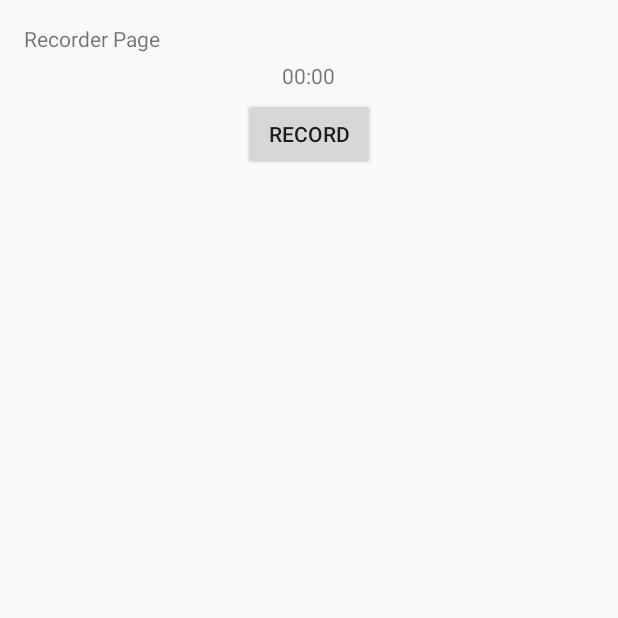
After one commit to BetterDaZhang/AndroidMediaProjects, an Android app: the AudioRecorderActivity screen opened directly, with no data from a screen before it, on a phone screen of 412 x 824 dp, the top half of it. The commit adds this screen. Run offline under Robolectric (Android 15) with nearby library versions, the phone set to English and light mode, and no system bars.

Commit message:
通过android 上层的AudioRecord录制音频文件

```diff
--- a/app_audio/src/main/AndroidManifest.xml
+++ b/app_audio/src/main/AndroidManifest.xml
@@ -3,6 +3,7 @@
     package="com.zhangjunling.appaudio">
 
     <uses-permission android:name="android.permission.READ_EXTERNAL_STORAGE" />
+    <uses-permission android:name="android.permission.RECORD_AUDIO" />
 
     <application
         android:allowBackup="true"
@@ -18,6 +19,7 @@
                 <category android:name="android.intent.category.LAUNCHER" />
             </intent-filter>
         </activity>
+        <activity android:name=".AudioRecorderActivity"/>
     </application>
 
 </manifest>
--- /dev/null
+++ b/app_audio/src/main/java/com/zhangjunling/appaudio/AudioRecorderActivity.java
@@ -0,0 +1,120 @@
+package com.zhangjunling.appaudio;
+
+import android.app.Activity;
+import android.os.Bundle;
+import android.os.Handler;
+import android.os.Message;
+import android.view.View;
+import android.view.View.OnClickListener;
+import android.widget.Button;
+import android.widget.TextView;
+import android.widget.Toast;
+
+
+import com.zhangjunling.appaudio.recorder.AudioConfigurationException;
+import com.zhangjunling.appaudio.recorder.AudioRecordRecorderService;
+import com.zhangjunling.appaudio.recorder.StartRecordingException;
+
+import java.util.Timer;
+import java.util.TimerTask;
+
+/**
+ * 点击record开始录音，点击stop停止录音
+ * 利用adb pull 导出PCM文件
+ * 		adb pull /mnt/sdcard/vocal.pcm ~/Desktop/
+ * 利用ffplay播放声音
+ * 		ffplay -f s16le  -sample_rate 44100  -channels 1 -i ~/Desktop/vocal.pcm
+ * 利用ffmpeg将PCM文件转换为WAV文件
+ * 		ffmpeg -f s16le  -sample_rate 44100  -channels 1 -i ~/Desktop/vocal.pcm -acodec pcm_s16le ~/Desktop/ssss.wav
+ */
+public class AudioRecorderActivity extends Activity {
+
+	private TextView recorder_time_tip;
+	private Button recorder_btn;
+	private static final int DISPLAY_RECORDING_TIME_FLAG = 100000;
+	private int record = R.string.record;
+	private int stop = R.string.stop;
+
+	private boolean isRecording = false;
+	private AudioRecordRecorderService recorderService;
+	private String outputPath = "/mnt/sdcard/vocal.pcm";
+	private Timer timer;
+	private int recordingTimeInSecs = 0;
+	private TimerTask displayRecordingTimeTask;
+
+	@Override
+	protected void onCreate(Bundle savedInstanceState) {
+		super.onCreate(savedInstanceState);
+		setContentView(R.layout.activity_recorder);
+		findView();
+		initView();
+		bindListener();
+	}
+
+	private void findView() {
+		recorder_time_tip = (TextView) findViewById(R.id.recorder_time_tip);
+		recorder_btn = (Button) findViewById(R.id.recorder_btn);
+	}
+
+	private void initView() {
+		String timeTip = "00:00";
+		recorder_time_tip.setText(timeTip);
+	}
+
+	private void bindListener() {
+		recorder_btn.setOnClickListener(new OnClickListener() {
+			@Override
+			public void onClick(View v) {
+				if (isRecording) {
+					isRecording = false;
+					recorder_btn.setText(getString(record));
+					recordingTimeInSecs = 0;
+					recorderService.stop();
+					mHandler.sendEmptyMessage(DISPLAY_RECORDING_TIME_FLAG);
+					displayRecordingTimeTask.cancel();
+					timer.cancel();
+				} else {
+					isRecording = true;
+					recorder_btn.setText(getString(stop));
+					//启动AudioRecorder来录音
+					recorderService = AudioRecordRecorderService.getInstance();
+					try {
+						recorderService.initMetaData();
+						recorderService.start(outputPath);
+						//启动一个定时器来监测时间
+						recordingTimeInSecs = 0;
+						timer = new Timer();
+						displayRecordingTimeTask = new TimerTask() {
+							@Override
+							public void run() {
+								mHandler.sendEmptyMessage(DISPLAY_RECORDING_TIME_FLAG);
+								recordingTimeInSecs++;
+							}
+						};
+						timer.schedule(displayRecordingTimeTask, 0, 1000);
+					} catch (AudioConfigurationException e) {
+						Toast.makeText(AudioRecorderActivity.this, e.getMessage(), Toast.LENGTH_LONG).show();;
+					} catch (StartRecordingException e) {
+						Toast.makeText(AudioRecorderActivity.this, e.getMessage(), Toast.LENGTH_LONG).show();;
+					}
+				}
+			}
+		});
+	}
+
+	private Handler mHandler = new Handler() {
+		@Override
+		public void handleMessage(Message msg) {
+			switch (msg.what) {
+			case DISPLAY_RECORDING_TIME_FLAG:
+				int minutes = recordingTimeInSecs / 60;
+				int seconds = recordingTimeInSecs % 60;
+				String timeTip = String.format("%02d:%02d", minutes, seconds);
+				recorder_time_tip.setText(timeTip);
+				break;
+			default:
+				break;
+			}
+		}
+	};
+}
--- a/app_audio/src/main/res/layout/activity_main_audio.xml
+++ b/app_audio/src/main/res/layout/activity_main_audio.xml
@@ -6,6 +6,10 @@
     android:layout_height="match_parent"
     tools:context=".MainActivity"
     android:orientation="vertical">
-
+    <Button
+        android:id="@+id/bt_audiorecord_recorder"
+        android:layout_width="match_parent"
+        android:layout_height="wrap_content"
+        android:text="AudioRecord Recorder"/>
 
 </LinearLayout>
--- /dev/null
+++ b/app_audio/src/main/res/layout/activity_recorder.xml
@@ -0,0 +1,35 @@
+<RelativeLayout xmlns:android="http://schemas.android.com/apk/res/android"
+    xmlns:tools="http://schemas.android.com/tools"
+    android:layout_width="match_parent"
+    android:layout_height="match_parent"
+    android:paddingBottom="@dimen/activity_vertical_margin"
+    android:paddingLeft="@dimen/activity_horizontal_margin"
+    android:paddingRight="@dimen/activity_horizontal_margin"
+    android:paddingTop="@dimen/activity_vertical_margin"
+    tools:context=".MainActivity" >
+
+    <TextView
+        android:id="@+id/title"
+        android:layout_width="wrap_content"
+        android:layout_height="wrap_content"
+        android:text="@string/recorder_page" />
+
+
+    <TextView
+        android:id="@+id/recorder_time_tip"
+        android:layout_width="wrap_content"
+        android:layout_height="wrap_content"
+        android:layout_below="@id/title"
+        android:layout_centerHorizontal="true"
+        android:layout_marginTop="5dp" />
+
+    <Button
+        android:id="@+id/recorder_btn"
+        android:layout_width="wrap_content"
+        android:layout_height="wrap_content"
+        android:layout_below="@id/recorder_time_tip"
+        android:layout_centerHorizontal="true"
+        android:layout_marginTop="5dp"
+        android:text="@string/record" />
+
+</RelativeLayout>
--- /dev/null
+++ b/app_audio/src/main/res/values/dimens.xml
@@ -0,0 +1,7 @@
+<resources>
+
+    <!-- Default screen margins, per the Android Design guidelines. -->
+    <dimen name="activity_horizontal_margin">16dp</dimen>
+    <dimen name="activity_vertical_margin">16dp</dimen>
+
+</resources>
--- a/app_audio/src/main/res/values/strings.xml
+++ b/app_audio/src/main/res/values/strings.xml
@@ -1,3 +1,12 @@
+<?xml version="1.0" encoding="utf-8"?>
 <resources>
-    <string name="app_name">AndroidMediaProjects</string>
+
+    <string name="app_name">AudioRecorder</string>
+    <string name="title">Audio Recorder!</string>
+    <string name="recorder">Recorder</string>
+    <string name="recorder_page">Recorder Page</string>
+    <string name="record">record</string>
+    <string name="stop">stop</string>
+    <string name="action_settings">Settings</string>
+
 </resources>
```
Also changed, not shown: app_audio/src/main/java/com/zhangjunling/appaudio/MainActivity.java (+9 -3 lines), app_audio/src/main/java/com/zhangjunling/appaudio/recorder/AudioConfigurationException.java (added, +11 -0 lines), app_audio/src/main/java/com/zhangjunling/appaudio/recorder/AudioRecordRecorderService.java (added, +156 -0 lines), app_audio/src/main/java/com/zhangjunling/appaudio/recorder/StartRecordingException.java (added, +10 -0 lines).
